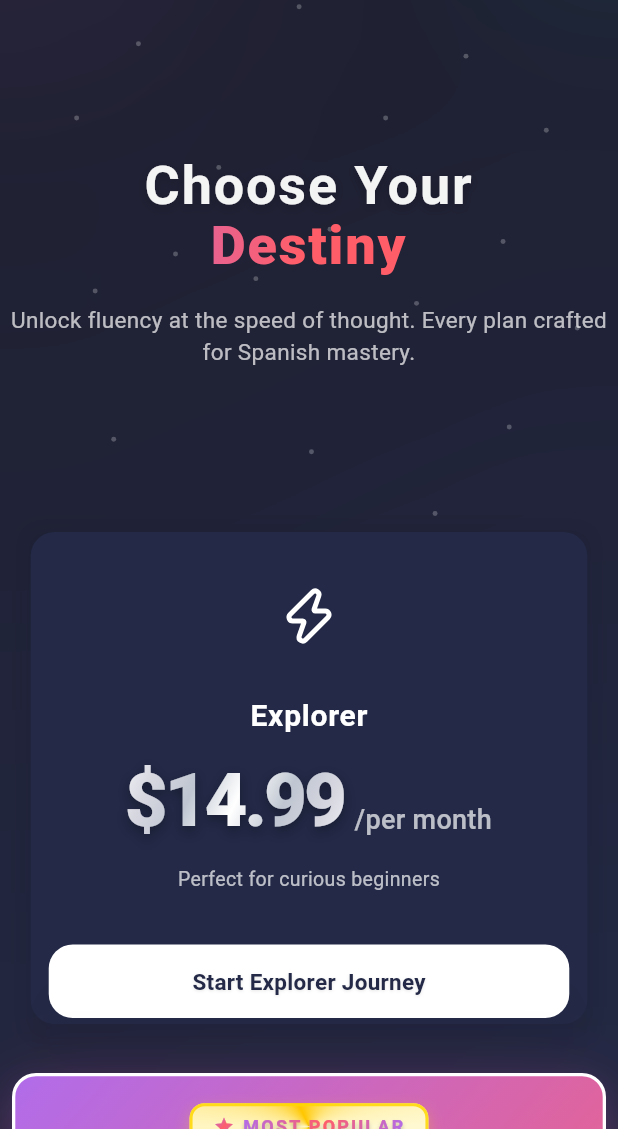
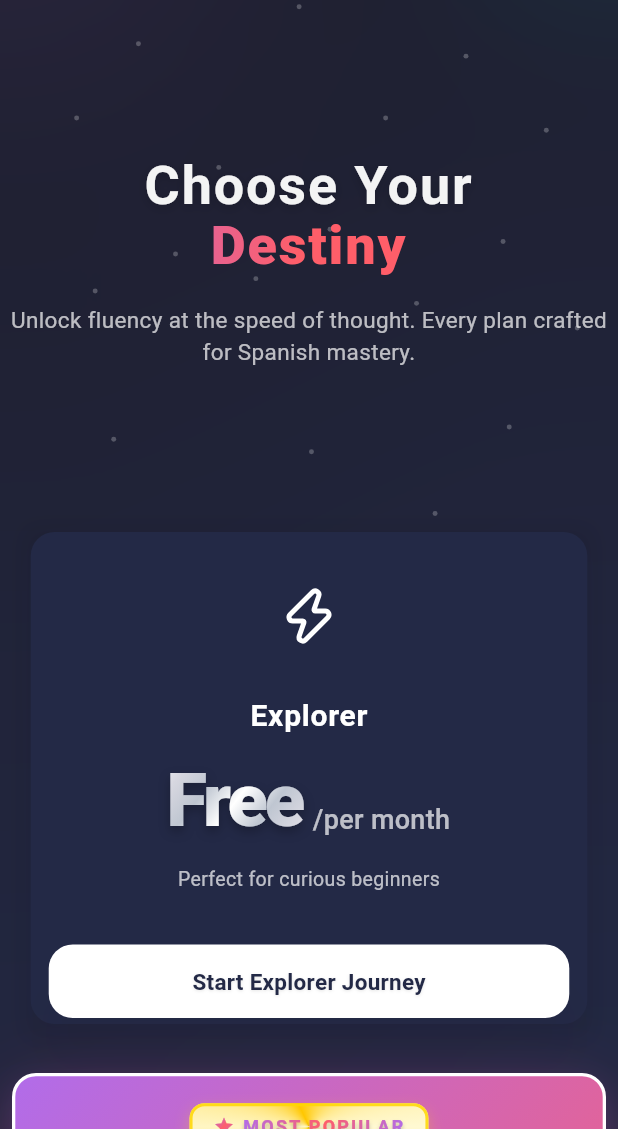
Before and after one commit to langverseadmin/Fluoverse-Landing-Page, a Flutter app: the PricingPage screen opened directly, on a phone screen of 412 x 824 dp, the part 107-1236 px from its top. Run offline on Flutter 3.47's test engine with Material 3 defaults, Android fonts, the phone set to English and light mode, and no system bars; our stand-ins replace confetti, flutter_animate, flutter_markdown, lucide_icons, supabase_flutter; accounts and stored records are empty; Roboto replaces fonts that are missing (Montserrat).

Commit message:
Free Pricing

```diff
--- a/lib/website/widgets/pricing_widgets.dart
+++ b/lib/website/widgets/pricing_widgets.dart
@@ -273,7 +273,7 @@ class _PricingCardsRowState extends State<PricingCardsRow> {
                       mainAxisAlignment: MainAxisAlignment.center,
                       crossAxisAlignment: CrossAxisAlignment.end,
                       children: [
-                        PriceWidget(price: '\$14.99'),
+                        PriceWidget(price: 'Free'),
                         const SizedBox(width: 6),
                         const Padding(
                           padding: EdgeInsets.only(bottom: 10),
@@ -300,7 +300,7 @@ class _PricingCardsRowState extends State<PricingCardsRow> {
                   isMiddle: true,
                   child: PricingCard(
                     title: 'Pro',
-                    price: widget.isAnnual ? '\$20.00' : '\$24.99',
+                    price: widget.isAnnual ? 'Free' : 'Free',
                     description: 'For serious Spanish learners',
                     features: [
                       '2 cycles per day',
@@ -318,7 +318,7 @@ class _PricingCardsRowState extends State<PricingCardsRow> {
                       crossAxisAlignment: CrossAxisAlignment.end,
                       children: [
                         PriceWidget(
-                          price: widget.isAnnual ? '\$20.00' : '\$24.99',
+                          price: widget.isAnnual ? 'Free' : 'Free',
                           isGold: true,
                         ),
                         const SizedBox(width: 6),
@@ -346,7 +346,7 @@ class _PricingCardsRowState extends State<PricingCardsRow> {
                   height: cardHeight,
                   child: PricingCard(
                     title: 'Pro Annual',
-                    price: '\$240',
+                    price: 'Free',
                     description: 'Best value for committed learners',
                     features: [
                       '2 cycles per day',
@@ -359,13 +359,15 @@ class _PricingCardsRowState extends State<PricingCardsRow> {
                     icon: LucideIcons.star,
                     buttonText: 'Lock in Annual Savings',
                     isPopular: false,
-                    subPrice: '\$299',
-                    subPriceHighlight: 'Save \$59',
+                    subPrice: 'Free',
+                    subPriceHighlight: 'Free',
+                    //subPrice: '\$299',
+                    //subPriceHighlight: 'Save \$59',
                     priceWidget: Row(
                       mainAxisAlignment: MainAxisAlignment.center,
                       crossAxisAlignment: CrossAxisAlignment.end,
                       children: [
-                        PriceWidget(price: '\$240'),
+                        PriceWidget(price: 'Free'),
                         const SizedBox(width: 6),
                         const Padding(
                           padding: EdgeInsets.only(bottom: 10),
@@ -397,7 +399,7 @@ class _PricingCardsRowState extends State<PricingCardsRow> {
                   height: cardHeight,
                   child: PricingCard(
                     title: 'Explorer',
-                    price: '\$14.99',
+                    price: 'Free',
                     description: 'Perfect for curious beginners',
                     features: [
                       '1 cycle per day',
@@ -413,7 +415,7 @@ class _PricingCardsRowState extends State<PricingCardsRow> {
                       mainAxisAlignment: MainAxisAlignment.center,
                       crossAxisAlignment: CrossAxisAlignment.end,
                       children: [
-                        PriceWidget(price: '\$14.99'),
+                        PriceWidget(price: 'Free'),
                         const SizedBox(width: 6),
                         const Padding(
                           padding: EdgeInsets.only(bottom: 10),
@@ -440,7 +442,7 @@ class _PricingCardsRowState extends State<PricingCardsRow> {
                   isMiddle: true,
                   child: PricingCard(
                     title: 'Pro',
-                    price: widget.isAnnual ? '\$20.00' : '\$24.99',
+                    price: widget.isAnnual ? 'Free' : 'Free',
                     description: 'For serious Spanish learners',
                     features: [
                       '2 cycles per day',
@@ -458,7 +460,7 @@ class _PricingCardsRowState extends State<PricingCardsRow> {
                       crossAxisAlignment: CrossAxisAlignment.end,
                       children: [
                         PriceWidget(
-                          price: widget.isAnnual ? '\$20.00' : '\$24.99',
+                          price: widget.isAnnual ? 'Free' : 'Free',
                           isGold: true,
                         ),
                         const SizedBox(width: 6),
@@ -499,13 +501,13 @@ class _PricingCardsRowState extends State<PricingCardsRow> {
                     icon: LucideIcons.star,
                     buttonText: 'Lock in Annual Savings',
                     isPopular: false,
-                    subPrice: '\$299',
-                    subPriceHighlight: 'Save \$59',
+                    subPrice: 'Free',
+                    subPriceHighlight: 'Free',
                     priceWidget: Row(
                       mainAxisAlignment: MainAxisAlignment.center,
                       crossAxisAlignment: CrossAxisAlignment.end,
                       children: [
-                        PriceWidget(price: '\$240'),
+                        PriceWidget(price: 'Free'),
                         const SizedBox(width: 6),
                         const Padding(
                           padding: EdgeInsets.only(bottom: 10),
```
